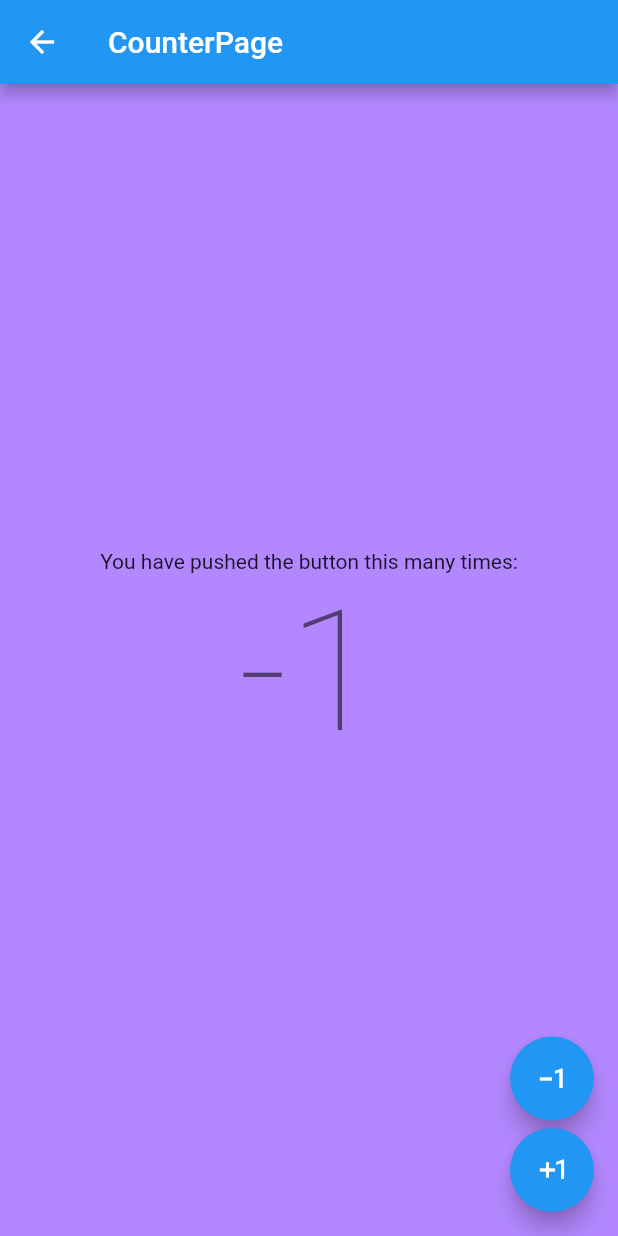
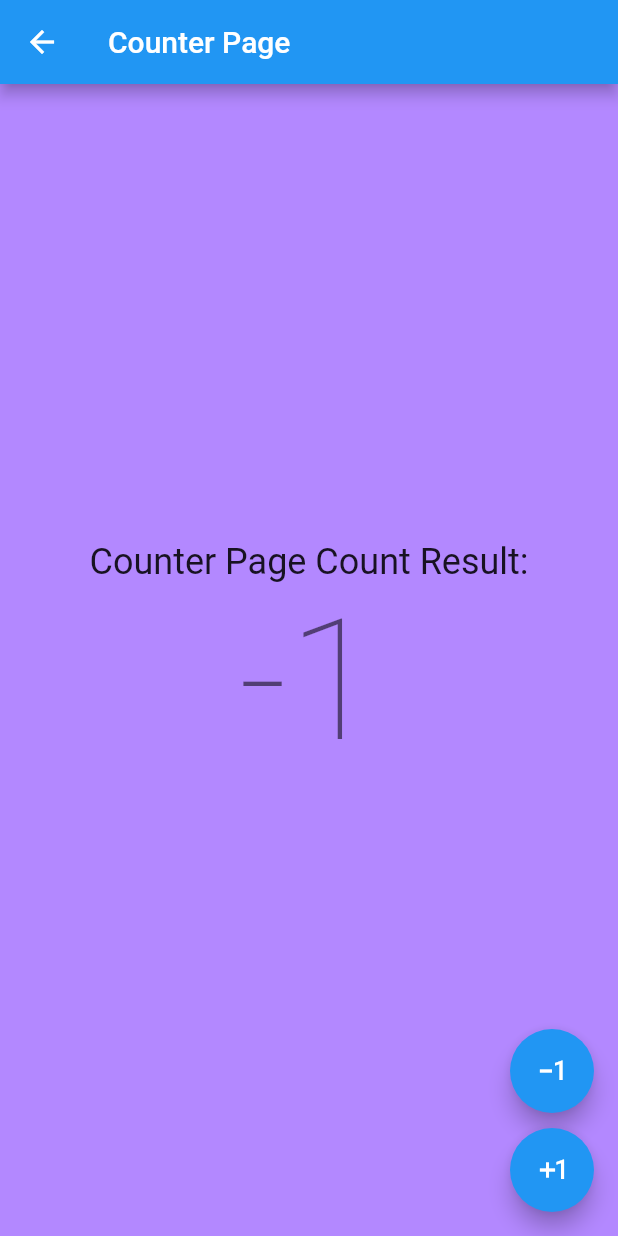
Before and after one commit to jxr202/redux_sample, a Flutter app: the CounterPage screen opened directly, after a tap on the "exposure minus 1" icon, on a phone screen of 412 x 824 dp. Run offline on Flutter 3.47's test engine with Material 2 defaults, Android fonts, the phone set to English and light mode, and no system bars; our stand-ins replace flutter_redux, redux.

Commit message:
Redux Sample 代码优化

```diff
--- a/lib/counter_page.dart
+++ b/lib/counter_page.dart
@@ -1,8 +1,8 @@
 import 'package:flutter/material.dart';
 import 'package:flutter_redux/flutter_redux.dart';
-import 'package:redux_sample/redux/app_action.dart';
-import 'package:redux_sample/redux/app_state.dart';
+import 'package:redux_sample/redux/app.dart';
 
+/// 计算页
 class CounterPage extends StatefulWidget {
   const CounterPage({Key? key}) : super(key: key);
 
@@ -14,15 +14,16 @@ class _CounterPageState extends State<CounterPage> {
   @override
   Widget build(BuildContext context) {
     return Scaffold(
-      appBar: AppBar(
-        title: const Text('CounterPage'),
-      ),
+      appBar: AppBar(title: const Text('Counter Page')),
       backgroundColor: Colors.deepPurpleAccent[100],
       body: Center(
         child: Column(
           mainAxisAlignment: MainAxisAlignment.center,
           children: [
-            const Text('You have pushed the button this many times:'),
+            Text(
+              'Counter Page Count Result:',
+              style: Theme.of(context).textTheme.headlineSmall,
+            ),
             StoreConnector<AppState, int>(
               converter: (store) => store.state.count,
               builder: (context, count) {
@@ -40,36 +41,17 @@ class _CounterPageState extends State<CounterPage> {
         children: [
           FloatingActionButton(
             heroTag: "dec",
-            onPressed: () => StoreProvider.of<AppState>(context).dispatch(AppAction.dec),
+            onPressed: () => Dispatcher.store(context).dispatch(AppAction.dec),
             child: const Icon(Icons.exposure_minus_1),
           ),
-          const SizedBox(height: 5),
+          const SizedBox(height: 10),
           FloatingActionButton(
             heroTag: "add",
-            onPressed: () => StoreProvider.of<AppState>(context).dispatch(AppAction.add),
+            onPressed: () => Dispatcher.store(context).dispatch(AppAction.add),
             child: const Icon(Icons.exposure_plus_1),
           )
         ],
       ),
-
-
-      // floatingActionButton: StoreConnector<AppState, void Function(AppAction)>(
-      //   converter: (store) => (action) => store.dispatch(action),
-      //   builder: (context, callback) => Column(
-      //     mainAxisAlignment: MainAxisAlignment.end,
-      //     children: [
-      //       FloatingActionButton(
-      //         onPressed: () => callback(AppAction.dec),
-      //         child: const Icon(Icons.exposure_minus_1),
-      //       ),
-      //       const SizedBox(height: 5),
-      //       FloatingActionButton(
-      //         onPressed: () => callback(AppAction.add),
-      //         child: const Icon(Icons.exposure_plus_1),
-      //       )
-      //     ],
-      //   ),
-      // ),
     );
   }
 }
--- a/lib/home_page.dart
+++ b/lib/home_page.dart
@@ -1,8 +1,9 @@
 import 'package:flutter/material.dart';
 import 'package:flutter_redux/flutter_redux.dart';
 import 'package:redux_sample/counter_page.dart';
-import 'package:redux_sample/redux/app_state.dart';
+import 'package:redux_sample/redux/app.dart';
 
+/// 首页
 class HomePage extends StatefulWidget {
   final String title;
 
@@ -16,16 +17,14 @@ class _HomePageState extends State<HomePage> {
   @override
   Widget build(BuildContext context) {
     return Scaffold(
-      appBar: AppBar(
-        title: const Text('HomePage'),
-      ),
+      appBar: AppBar(title: Text(widget.title)),
       body: Center(
         child: StoreConnector<AppState, int>(
           converter: (store) => store.state.count,
           builder: (context, count) {
             return Text(
-              'Count Result: $count',
-              style: Theme.of(context).textTheme.headlineLarge,
+              'Home Page Count Result: $count',
+              style: Theme.of(context).textTheme.headlineSmall,
             );
           },
         ),
--- a/lib/redux/app.dart
+++ b/lib/redux/app.dart
@@ -0,0 +1,18 @@
+export 'app_action.dart';
+export 'app_reducer.dart';
+export 'app_state.dart';
+
+import 'package:flutter/material.dart';
+import 'package:flutter_redux/flutter_redux.dart';
+import 'package:redux/redux.dart';
+import 'package:redux_sample/redux/app.dart';
+
+class Dispatcher {
+  Dispatcher._();
+
+  /// 获取 Store
+  static Store<AppState> store(BuildContext context) => StoreProvider.of<AppState>(context);
+
+  /// 获取当前的 State
+  static AppState state(BuildContext context) => store(context).state;
+}
--- a/lib/redux/app_reducer.dart
+++ b/lib/redux/app_reducer.dart
@@ -5,9 +5,9 @@ import 'package:redux_sample/redux/app_state.dart';
 AppState counterReducer(AppState state, action) {
   switch (action) {
     case AppAction.add:
-      return AppState(state.count + 1);
+      return state.copyWith(state.count + 1);
     case AppAction.dec:
-      return AppState(state.count - 1);
+      return state.copyWith(state.count - 1);
     default:
       return state;
   }
--- a/lib/redux/app_state.dart
+++ b/lib/redux/app_state.dart
@@ -9,5 +9,9 @@ class AppState {
 
   const AppState(this._count);
 
-  const AppState.initState() : _count = 0;
+  const AppState.initialState() : _count = 0;
+
+  AppState copyWith(count) {
+    return AppState(count ?? _count);
+  }
 }
```
Also changed, not shown: lib/main.dart (+5 -7 lines), 1 other file.
